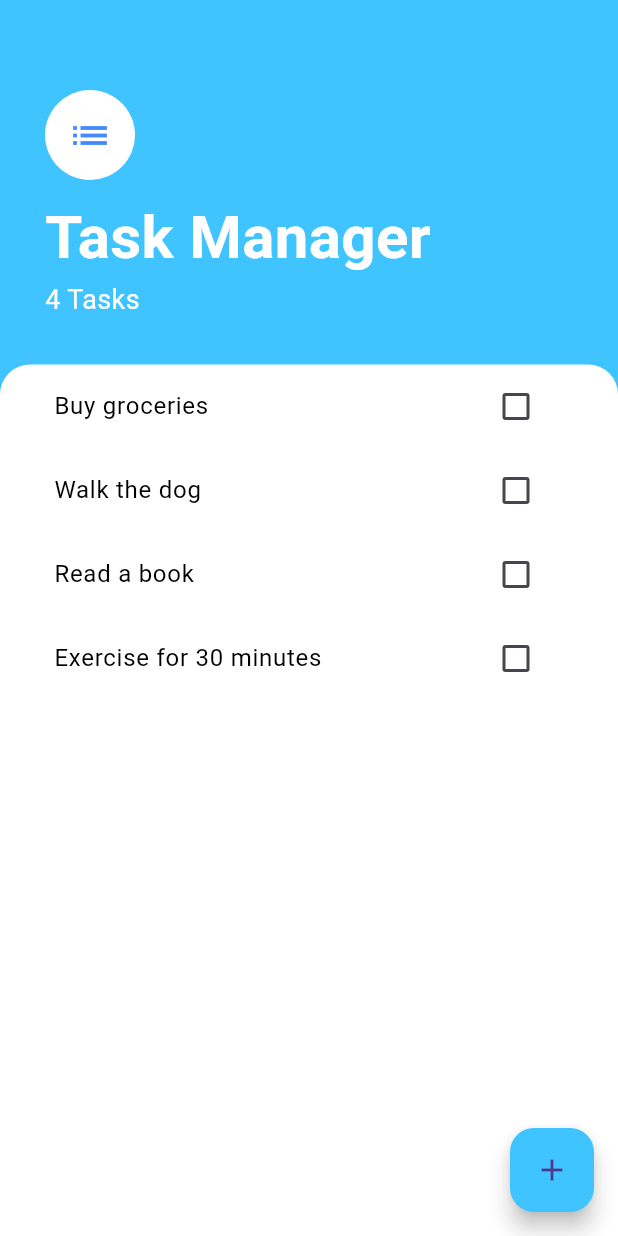
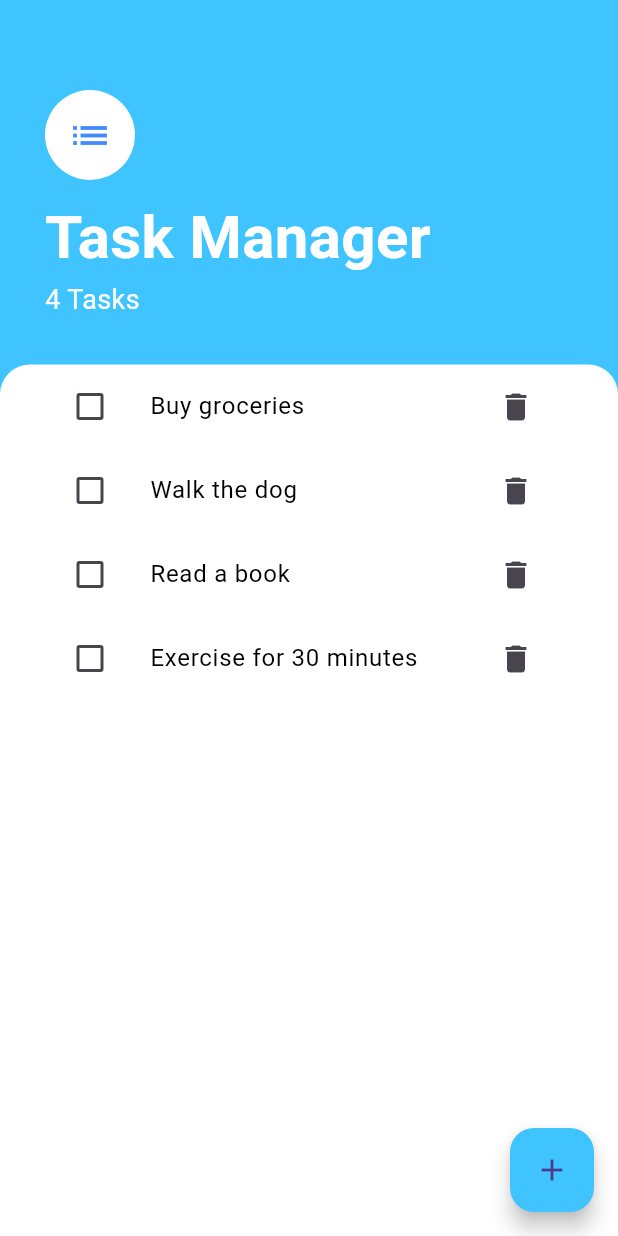
Before and after one commit to tasnimul1331/Todoey-Flutter-App, a Flutter app: the screen it shows after launch, on a phone screen of 412 x 824 dp. Run offline on Flutter 3.47's test engine with Material 3 defaults, Android fonts, the phone set to English and light mode, and no system bars.

Commit message:
use Provider and add delete task

```diff
--- /dev/null
+++ b/devtools_options.yaml
@@ -0,0 +1,3 @@
+description: This file stores settings for Dart & Flutter DevTools.
+documentation: https://docs.flutter.dev/tools/devtools/extensions#configure-extension-enablement-states
+extensions:
--- a/lib/main.dart
+++ b/lib/main.dart
@@ -1,13 +1,22 @@
 import 'package:flutter/material.dart';
 import 'screens/task_screen.dart';
+import 'package:provider/provider.dart';
+import 'model/data_provider.dart';
 
 void main() {
   runApp(MyApp());
 }
 
 class MyApp extends StatelessWidget {
+  const MyApp({super.key});
   @override
   Widget build(BuildContext context) {
-    return MaterialApp(debugShowCheckedModeBanner: false, home: TasksScreen());
+    return ChangeNotifierProvider<DataProvider>(
+      create: (context) => DataProvider(),
+      child: MaterialApp(
+        debugShowCheckedModeBanner: false,
+        home: TasksScreen(),
+      ),
+    );
   }
 }
--- /dev/null
+++ b/lib/model/data_provider.dart
@@ -0,0 +1,30 @@
+import 'package:flutter/material.dart';
+import '../model/task.dart';
+
+class DataProvider extends ChangeNotifier {
+  List<Task> tasks = [
+    Task(name: 'Buy groceries'),
+    Task(name: 'Walk the dog'),
+    Task(name: 'Read a book'),
+    Task(name: 'Exercise for 30 minutes'),
+  ];
+
+  List<Task> getTasks() {
+    return tasks;
+  }
+
+  void addTask(String taskTitle) {
+    tasks.add(Task(name: taskTitle));
+    notifyListeners();
+  }
+
+  void toggleTaskStatus(int index) {
+    tasks[index].toggleDone();
+    notifyListeners();
+  }
+
+  void removeTask(int index) {
+    tasks.removeAt(index);
+    notifyListeners();
+  }
+}
--- a/lib/screens/task_screen.dart
+++ b/lib/screens/task_screen.dart
@@ -1,29 +1,11 @@
 import 'package:flutter/material.dart';
+import 'add_task_screen.dart';
+import 'package:provider/provider.dart';
+import '../model/data_provider.dart';
 import '../widgets/task_list.dart';
-import 'add_task_screen.dart';
-import '../model/task.dart';
 
-class TasksScreen extends StatefulWidget {
+class TasksScreen extends StatelessWidget {
   const TasksScreen({super.key});
-
-  @override
-  _TasksScreenState createState() => _TasksScreenState();
-}
-
-class _TasksScreenState extends State<TasksScreen> {
-  List<Task> tasks = [
-    Task(name: 'Buy groceries'),
-    Task(name: 'Walk the dog'),
-    Task(name: 'Read a book'),
-    Task(name: 'Exercise for 30 minutes'),
-  ];
-
-  void addTask(String taskTitle) {
-    setState(() {
-      tasks.add(Task(name: taskTitle));
-    });
-  }
-
   @override
   Widget build(BuildContext context) {
     return Scaffold(
@@ -36,7 +18,7 @@ class _TasksScreenState extends State<TasksScreen> {
             shape: const RoundedRectangleBorder(
               borderRadius: BorderRadius.vertical(top: Radius.circular(20)),
             ),
-            builder: (context) => AddTaskScreen(addTaskCallback: addTask),
+            builder: (context) => AddTaskScreen(),
           );
         },
         backgroundColor: Colors.lightBlueAccent,
@@ -70,7 +52,7 @@ class _TasksScreenState extends State<TasksScreen> {
                   ),
                 ),
                 Text(
-                  '${tasks.length} Tasks',
+                  '${Provider.of<DataProvider>(context).getTasks().length} Tasks',
                   style: TextStyle(color: Colors.white, fontSize: 18.0),
                 ),
               ],
@@ -88,7 +70,7 @@ class _TasksScreenState extends State<TasksScreen> {
                   topRight: Radius.circular(20.0),
                 ),
               ),
-              child: TaskList(tasks: tasks),
+              child: TaskList(),
             ),
           ),
           // Additional UI components can be added here
--- a/lib/widgets/task_list.dart
+++ b/lib/widgets/task_list.dart
@@ -1,35 +1,28 @@
 import 'package:flutter/material.dart';
+import 'package:provider/provider.dart';
 import 'task_tile.dart';
-import '../model/task.dart';
+import '../model/data_provider.dart';
 
-class TaskList extends StatefulWidget {
-  final List<Task> tasks;
-  TaskList({super.key , required this.tasks});
-  @override
-  _TaskListState createState() => _TaskListState();
-}
-
-class _TaskListState extends State<TaskList> {
-
-
-  void addTask(String taskTitle) {
-    setState(() {
-      widget.tasks.add(Task(name: taskTitle));
-    });
-  }
+class TaskList extends StatelessWidget {
+  const TaskList({super.key});
 
   @override
   Widget build(BuildContext context) {
-    return ListView.builder(
-      itemCount: widget.tasks.length,
-      itemBuilder: (context, index) {
-        return TaskTile(
-          taskName: widget.tasks[index].name,
-          isChecked: widget.tasks[index].isDone,
-          checkboxCallback: (bool? checkboxState) {
-            setState(() {
-              widget.tasks[index].toggleDone();
-            });
+    return Consumer<DataProvider>(
+      builder: (context, dataProvider, child) {
+        return ListView.builder(
+          itemCount: dataProvider.getTasks().length,
+          itemBuilder: (context, index) {
+            return TaskTile(
+              taskName: dataProvider.getTasks()[index].name,
+              isChecked: dataProvider.getTasks()[index].isDone,
+              checkboxCallback: (bool? checkboxState) {
+                dataProvider.toggleTaskStatus(index);
+              },
+              deleteCallback: () {
+                dataProvider.removeTask(index);
+              },
+            );
           },
         );
       },
--- a/lib/widgets/task_tile.dart
+++ b/lib/widgets/task_tile.dart
@@ -4,8 +4,15 @@ class TaskTile extends StatelessWidget {
   final bool? isChecked;
   final String taskName;
   final void Function(bool?)? checkboxCallback;
+  final VoidCallback deleteCallback;
 
-  TaskTile({required this.taskName, this.isChecked = false, required this.checkboxCallback});
+  const TaskTile({
+    super.key,
+    required this.taskName,
+    this.isChecked = false,
+    required this.checkboxCallback,
+    required this.deleteCallback,
+  });
 
   @override
   Widget build(BuildContext context) {
@@ -17,16 +24,13 @@ class TaskTile extends StatelessWidget {
           color: isChecked! ? Colors.grey : Colors.black,
         ),
       ),
-      trailing: Checkbox(
+
+      leading: Checkbox(
         value: isChecked,
         activeColor: Colors.lightBlueAccent,
         onChanged: checkboxCallback,
       ),
+      trailing: IconButton(icon: Icon(Icons.delete), onPressed: deleteCallback),
     );
   }
 }
-
-
-// setState(() {
-//             isChecked = newValue ?? false;
-//           });
--- a/pubspec.yaml
+++ b/pubspec.yaml
@@ -2,7 +2,7 @@ name: todoey
 description: "A new Flutter project."
 # The following line prevents the package from being accidentally published to
 # pub.dev using `flutter pub publish`. This is preferred for private packages.
-publish_to: 'none' # Remove this line if you wish to publish to pub.dev
+publish_to: "none" # Remove this line if you wish to publish to pub.dev
 
 # The following defines the version and build number for your application.
 # A version number is three numbers separated by dots, like 1.2.43
@@ -34,6 +34,7 @@ dependencies:
   # The following adds the Cupertino Icons font to your application.
   # Use with the CupertinoIcons class for iOS style icons.
   cupertino_icons: ^1.0.8
+  provider: ^6.1.5+1
 
 dev_dependencies:
   flutter_test:
@@ -51,7 +52,6 @@ dev_dependencies:
 
 # The following section is specific to Flutter packages.
 flutter:
-
   # The following line ensures that the Material Icons font is
   # included with your application, so that you can use the icons in
   # the material Icons class.
```
Also changed, not shown: lib/screens/add_task_screen.dart (+8 -4 lines), pubspec.lock.
